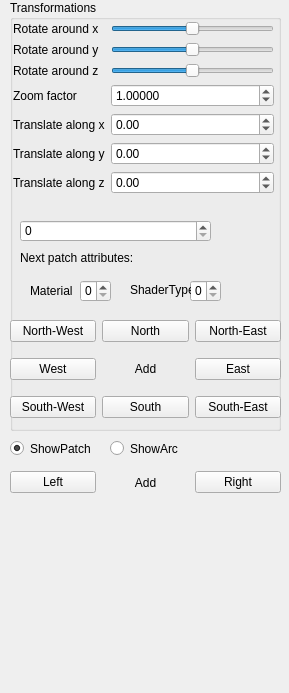
The window that QtFramework/GUI/SideWidget.ui (imecstamas/cagd-hermite) describes before a commit, drawn with Qt 5.
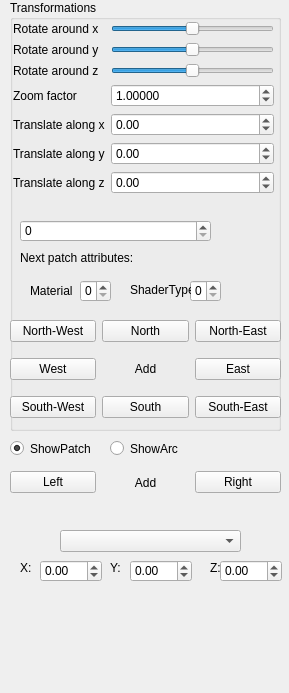
The same window after the commit.

Patch:
```diff
--- a/QtFramework/GUI/SideWidget.ui
+++ b/QtFramework/GUI/SideWidget.ui
@@ -405,7 +405,7 @@
     <bool>true</bool>
    </property>
   </widget>
-  <widget class="QWidget" name="">
+  <widget class="QWidget" name="layoutWidget">
    <property name="geometry">
     <rect>
      <x>10</x>
@@ -441,6 +441,94 @@
     </item>
    </layout>
   </widget>
+  <widget class="QComboBox" name="comboBox">
+   <property name="geometry">
+    <rect>
+     <x>60</x>
+     <y>530</y>
+     <width>181</width>
+     <height>22</height>
+    </rect>
+   </property>
+  </widget>
+  <widget class="QLabel" name="label_11">
+   <property name="geometry">
+    <rect>
+     <x>20</x>
+     <y>560</y>
+     <width>16</width>
+     <height>16</height>
+    </rect>
+   </property>
+   <property name="text">
+    <string>X:</string>
+   </property>
+  </widget>
+  <widget class="QLabel" name="label_12">
+   <property name="geometry">
+    <rect>
+     <x>110</x>
+     <y>560</y>
+     <width>16</width>
+     <height>16</height>
+    </rect>
+   </property>
+   <property name="text">
+    <string>Y:</string>
+   </property>
+  </widget>
+  <widget class="QLabel" name="label_15">
+   <property name="geometry">
+    <rect>
+     <x>210</x>
+     <y>560</y>
+     <width>16</width>
+     <height>16</height>
+    </rect>
+   </property>
+   <property name="text">
+    <string>Z:</string>
+   </property>
+  </widget>
+  <widget class="QDoubleSpinBox" name="spinBox_x">
+   <property name="geometry">
+    <rect>
+     <x>40</x>
+     <y>560</y>
+     <width>62</width>
+     <height>22</height>
+    </rect>
+   </property>
+   <property name="minimum">
+    <double>-99.000000000000000</double>
+   </property>
+  </widget>
+  <widget class="QDoubleSpinBox" name="spinBox_y">
+   <property name="geometry">
+    <rect>
+     <x>130</x>
+     <y>560</y>
+     <width>62</width>
+     <height>22</height>
+    </rect>
+   </property>
+   <property name="minimum">
+    <double>-99.000000000000000</double>
+   </property>
+  </widget>
+  <widget class="QDoubleSpinBox" name="spinBox_z">
+   <property name="geometry">
+    <rect>
+     <x>220</x>
+     <y>560</y>
+     <width>62</width>
+     <height>22</height>
+    </rect>
+   </property>
+   <property name="minimum">
+    <double>-99.000000000000000</double>
+   </property>
+  </widget>
  </widget>
  <resources/>
  <connections/>
```
